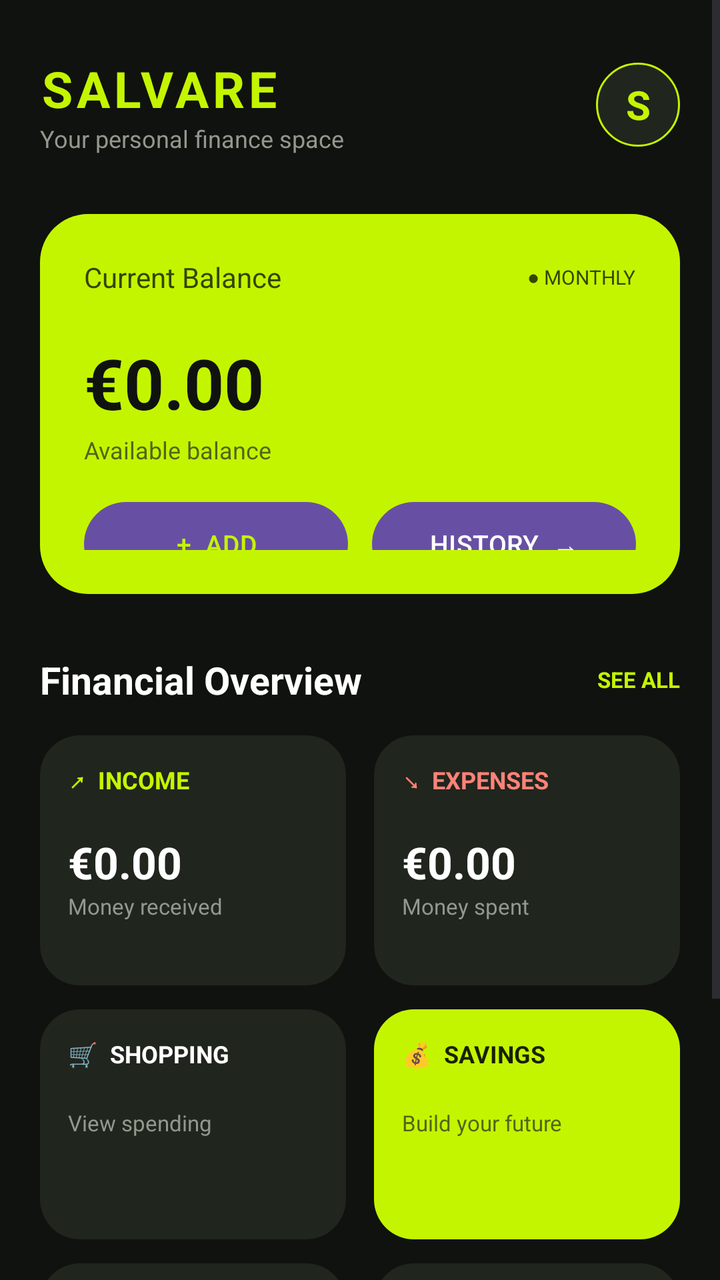
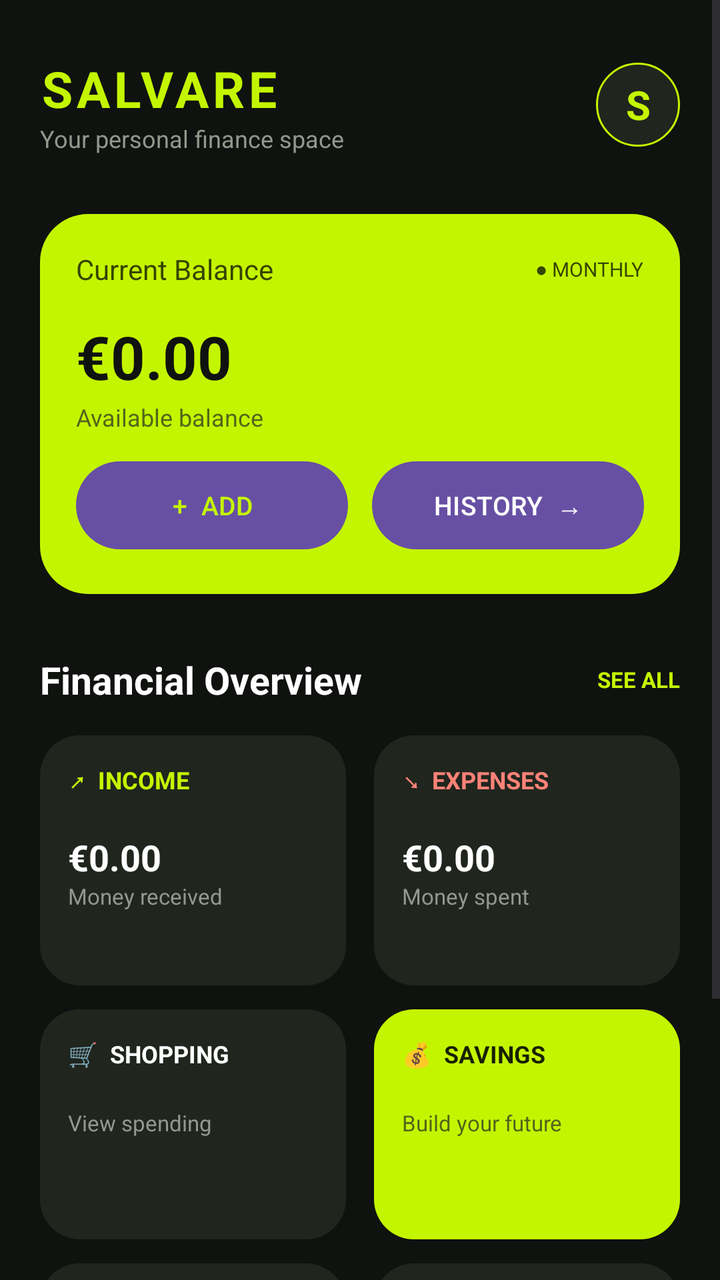

Screens rendered from an Android XML layout before and after an edit, with the pre-edit source and the edit as a unified diff.
<!-- AndroidManifest.xml: application theme Theme.SALVAre -->
<!-- res/layout/activity_main.xml -->
<?xml version="1.0" encoding="utf-8"?>
<ScrollView xmlns:android="http://schemas.android.com/apk/res/android"
    android:layout_width="match_parent"
    android:layout_height="match_parent"
    android:background="#10120F"
    android:fillViewport="true">

    <LinearLayout
        android:layout_width="match_parent"
        android:layout_height="wrap_content"
        android:orientation="vertical"
        android:padding="20dp">

        
        <LinearLayout
            android:layout_width="match_parent"
            android:layout_height="65dp"
            android:gravity="center_vertical"
            android:orientation="horizontal">

            <LinearLayout
                android:layout_width="0dp"
                android:layout_height="wrap_content"
                android:layout_weight="1"
                android:orientation="vertical">

                <TextView
                    android:layout_width="wrap_content"
                    android:layout_height="wrap_content"
                    android:text="SALVARE"
                    android:textColor="#C4F500"
                    android:textSize="25sp"
                    android:textStyle="bold"
                    android:letterSpacing="0.08" />

                <TextView
                    android:layout_width="wrap_content"
                    android:layout_height="wrap_content"
                    android:text="Your personal finance space"
                    android:textColor="#92988D"
                    android:textSize="12sp" />

            </LinearLayout>

            <TextView
                android:layout_width="42dp"
                android:layout_height="42dp"
                android:background="@drawable/bg_avatar"
                android:gravity="center"
                android:text="S"
                android:textColor="#C4F500"
                android:textSize="20sp"
                android:textStyle="bold" />

        </LinearLayout>

        
        <LinearLayout
            android:layout_width="match_parent"
            android:layout_height="190dp"
            android:layout_marginTop="22dp"
            android:background="@drawable/bg_balance_card"
            android:orientation="vertical"
            android:padding="22dp">

            <LinearLayout
                android:layout_width="match_parent"
                android:layout_height="wrap_content"
                android:gravity="center_vertical"
                android:orientation="horizontal">

                <TextView
                    android:layout_width="0dp"
                    android:layout_height="wrap_content"
                    android:layout_weight="1"
                    android:text="Current Balance"
                    android:textColor="#354500"
                    android:textSize="14sp" />

                <TextView
                    android:layout_width="wrap_content"
                    android:layout_height="wrap_content"
                    android:text="● MONTHLY"
                    android:textColor="#354500"
                    android:textSize="10sp" />

            </LinearLayout>

            <TextView
                android:id="@+id/balanceText"
                android:layout_width="match_parent"
                android:layout_height="wrap_content"
                android:layout_marginTop="20dp"
                android:text="€0.00"
                android:textColor="#10120F"
                android:textSize="35sp"
                android:textStyle="bold" />

            <TextView
                android:layout_width="wrap_content"
                android:layout_height="wrap_content"
                android:layout_marginTop="2dp"
                android:text="Available balance"
                android:textColor="#53651A"
                android:textSize="12sp" />

            
            <LinearLayout
                android:layout_width="match_parent"
                android:layout_height="42dp"
                android:layout_marginTop="18dp"
                android:orientation="horizontal">

                <Button
                    android:id="@+id/addButton"
                    android:layout_width="0dp"
                    android:layout_height="match_parent"
                    android:layout_weight="1"
                    android:layout_marginEnd="6dp"
                    android:background="@drawable/bg_dark_button"
                    android:text="+  ADD"
                    android:textAllCaps="false"
                    android:textColor="#C4F500"
                    android:textSize="13sp"
                    android:minHeight="0dp"
                    android:padding="0dp" />

                <Button
                    android:id="@+id/historyButton"
                    android:layout_width="0dp"
                    android:layout_height="match_parent"
                    android:layout_weight="1"
                    android:layout_marginStart="6dp"
                    android:background="@drawable/bg_dark_button"
                    android:text="HISTORY  →"
                    android:textAllCaps="false"
                    android:textColor="#FFFFFF"
                    android:textSize="13sp"
                    android:minHeight="0dp"
                    android:padding="0dp" />

            </LinearLayout>

        </LinearLayout>

        
        <LinearLayout
            android:layout_width="match_parent"
            android:layout_height="wrap_content"
            android:layout_marginTop="30dp"
            android:gravity="center_vertical"
            android:orientation="horizontal">

            <TextView
                android:layout_width="0dp"
                android:layout_height="wrap_content"
                android:layout_weight="1"
                android:text="Financial Overview"
                android:textColor="#FFFFFF"
                android:textSize="19sp"
                android:textStyle="bold" />

            <TextView
                android:layout_width="wrap_content"
                android:layout_height="wrap_content"
                android:text="SEE ALL"
                android:textColor="#C4F500"
                android:textSize="11sp"
                android:textStyle="bold" />

        </LinearLayout>

        
        <LinearLayout
            android:layout_width="match_parent"
            android:layout_height="wrap_content"
            android:layout_marginTop="15dp"
            android:orientation="horizontal">

            
            <LinearLayout
                android:layout_width="0dp"
                android:layout_height="125dp"
                android:layout_weight="1"
                android:layout_marginEnd="7dp"
                android:background="@drawable/bg_dark_card"
                android:orientation="vertical"
                android:padding="14dp">

                <TextView
                    android:layout_width="wrap_content"
                    android:layout_height="wrap_content"
                    android:text="↗  INCOME"
                    android:textColor="#C4F500"
                    android:textSize="12sp"
                    android:textStyle="bold" />

                <TextView
                    android:id="@+id/incomeText"
                    android:layout_width="match_parent"
                    android:layout_height="wrap_content"
                    android:layout_marginTop="18dp"
                    android:text="€0.00"
                    android:textColor="#FFFFFF"
                    android:textSize="22sp"
                    android:textStyle="bold" />

                <TextView
                    android:layout_width="wrap_content"
                    android:layout_height="wrap_content"
                    android:text="Money received"
                    android:textColor="#92988D"
                    android:textSize="11sp" />

            </LinearLayout>

            
            <LinearLayout
                android:layout_width="0dp"
                android:layout_height="125dp"
                android:layout_weight="1"
                android:layout_marginStart="7dp"
                android:background="@drawable/bg_dark_card"
                android:orientation="vertical"
                android:padding="14dp">

                <TextView
                    android:layout_width="wrap_content"
                    android:layout_height="wrap_content"
                    android:text="↘  EXPENSES"
                    android:textColor="#FF8277"
                    android:textSize="12sp"
                    android:textStyle="bold" />

                <TextView
                    android:id="@+id/expenseText"
                    android:layout_width="match_parent"
                    android:layout_height="wrap_content"
                    android:layout_marginTop="18dp"
                    android:text="€0.00"
                    android:textColor="#FFFFFF"
                    android:textSize="22sp"
                    android:textStyle="bold" />

                <TextView
                    android:layout_width="wrap_content"
                    android:layout_height="wrap_content"
                    android:text="Money spent"
                    android:textColor="#92988D"
                    android:textSize="11sp" />

            </LinearLayout>

        </LinearLayout>

        
        <LinearLayout
            android:layout_width="match_parent"
            android:layout_height="wrap_content"
            android:layout_marginTop="12dp"
            android:orientation="horizontal">

            <LinearLayout
                android:layout_width="0dp"
                android:layout_height="115dp"
                android:layout_weight="1"
                android:layout_marginEnd="7dp"
                android:background="@drawable/bg_dark_card"
                android:orientation="vertical"
                android:padding="14dp">

                <TextView
                    android:layout_width="wrap_content"
                    android:layout_height="wrap_content"
                    android:text="🛒  SHOPPING"
                    android:textColor="#FFFFFF"
                    android:textSize="12sp"
                    android:textStyle="bold" />

                <TextView
                    android:layout_width="wrap_content"
                    android:layout_height="wrap_content"
                    android:layout_marginTop="19dp"
                    android:text="View spending"
                    android:textColor="#92988D"
                    android:textSize="11sp" />

            </LinearLayout>

            <LinearLayout
                android:layout_width="0dp"
                android:layout_height="115dp"
                android:layout_weight="1"
                android:layout_marginStart="7dp"
                android:background="@drawable/bg_lime_card"
                android:orientation="vertical"
                android:padding="14dp">

                <TextView
                    android:layout_width="wrap_content"
                    android:layout_height="wrap_content"
                    android:text="💰  SAVINGS"
                    android:textColor="#182000"
                    android:textSize="12sp"
                    android:textStyle="bold" />

                <TextView
                    android:layout_width="wrap_content"
                    android:layout_height="wrap_content"
                    android:layout_marginTop="19dp"
                    android:text="Build your future"
                    android:textColor="#53651A"
                    android:textSize="11sp" />

            </LinearLayout>

        </LinearLayout>

        
        <LinearLayout
            android:layout_width="match_parent"
            android:layout_height="wrap_content"
            android:layout_marginTop="12dp"
            android:orientation="horizontal">

            <LinearLayout
                android:layout_width="0dp"
                android:layout_height="115dp"
                android:layout_weight="1"
                android:layout_marginEnd="7dp"
                android:background="@drawable/bg_dark_card"
                android:orientation="vertical"
                android:padding="14dp">

                <TextView
                    android:layout_width="wrap_content"
                    android:layout_height="wrap_content"
                    android:text="🚗  TRANSPORT"
                    android:textColor="#FFFFFF"
                    android:textSize="12sp"
                    android:textStyle="bold" />

                <TextView
                    android:layout_width="wrap_content"
                    android:layout_height="wrap_content"
                    android:layout_marginTop="19dp"
                    android:text="Travel expenses"
                    android:textColor="#92988D"
                    android:textSize="11sp" />

            </LinearLayout>

            <LinearLayout
                android:layout_width="0dp"
                android:layout_height="115dp"
                android:layout_weight="1"
                android:layout_marginStart="7dp"
                android:background="@drawable/bg_dark_card"
                android:orientation="vertical"
                android:padding="14dp">

                <TextView
                    android:layout_width="wrap_content"
                    android:layout_height="wrap_content"
                    android:text="🏠  BILLS"
                    android:textColor="#FFFFFF"
                    android:textSize="12sp"
                    android:textStyle="bold" />

                <TextView
                    android:layout_width="wrap_content"
                    android:layout_height="wrap_content"
                    android:layout_marginTop="19dp"
                    android:text="Monthly payments"
                    android:textColor="#92988D"
                    android:textSize="11sp" />

            </LinearLayout>

        </LinearLayout>

        
        <TextView
            android:layout_width="match_parent"
            android:layout_height="wrap_content"
            android:layout_marginTop="25dp"
            android:layout_marginBottom="15dp"
            android:gravity="center"
            android:text="SALVARE  •  SAVE SMARTER, LIVE BETTER"
            android:textColor="#697267"
            android:textSize="10sp"
            android:letterSpacing="0.08" />

    </LinearLayout>

</ScrollView>
<!-- resources referenced by this layout -->
<resources>
  <!-- drawable bg_avatar (drawable) -->
  <?xml version="1.0" encoding="utf-8"?>
  <shape xmlns:android="http://schemas.android.com/apk/res/android">
      <solid android:color="#20251E"/>
      <corners android:radius="50dp"/>
      <stroke
          android:width="1dp"
          android:color="#C4F500"/>
  </shape>
  <!-- drawable bg_balance_card (drawable) -->
  <?xml version="1.0" encoding="utf-8"?>
  <shape xmlns:android="http://schemas.android.com/apk/res/android">
      <solid android:color="#C4F500"/>
      <corners android:radius="24dp"/>
  </shape>
  <!-- drawable bg_dark_button (drawable) -->
  <?xml version="1.0" encoding="utf-8"?>
  <shape xmlns:android="http://schemas.android.com/apk/res/android">
      <solid android:color="#171D13"/>
      <corners android:radius="30dp"/>
  </shape>
  <!-- drawable bg_dark_card (drawable) -->
  <?xml version="1.0" encoding="utf-8"?>
  <shape xmlns:android="http://schemas.android.com/apk/res/android">
      <solid android:color="#20251E"/>
      <corners android:radius="20dp"/>
  </shape>
  <!-- drawable bg_lime_card (drawable) -->
  <?xml version="1.0" encoding="utf-8"?>
  <shape xmlns:android="http://schemas.android.com/apk/res/android">
      <solid android:color="#C4F500"/>
      <corners android:radius="20dp"/>
  </shape>
  <style name="Theme.SALVAre" parent="Base.Theme.SALVAre" />
  <style name="Base.Theme.SALVAre" parent="Theme.Material3.DayNight.NoActionBar">
          
          
      </style>
</resources>

<!-- the commit's change to res/layout/activity_main.xml (unified diff, before → after) -->
@@ -57,11 +57,12 @@
         
         <LinearLayout
             android:layout_width="match_parent"
-            android:layout_height="190dp"
+            android:layout_height="wrap_content"
+            android:minHeight="190dp"
             android:layout_marginTop="22dp"
             android:background="@drawable/bg_balance_card"
             android:orientation="vertical"
-            android:padding="22dp">
+            android:padding="18dp">
 
             <LinearLayout
                 android:layout_width="match_parent"
@@ -90,11 +91,16 @@
                 android:id="@+id/balanceText"
                 android:layout_width="match_parent"
                 android:layout_height="wrap_content"
-                android:layout_marginTop="20dp"
+                android:layout_marginTop="14dp"
                 android:text="€0.00"
                 android:textColor="#10120F"
-                android:textSize="35sp"
-                android:textStyle="bold" />
+                android:textSize="30sp"
+                android:textStyle="bold"
+                android:singleLine="true"
+                android:autoSizeTextType="uniform"
+                android:autoSizeMinTextSize="21sp"
+                android:autoSizeMaxTextSize="30sp"
+                android:autoSizeStepGranularity="1sp" />
 
             <TextView
                 android:layout_width="wrap_content"
@@ -107,8 +113,8 @@
             
             <LinearLayout
                 android:layout_width="match_parent"
-                android:layout_height="42dp"
-                android:layout_marginTop="18dp"
+                android:layout_height="44dp"
+                android:layout_marginTop="14dp"
                 android:orientation="horizontal">
 
                 <Button
@@ -202,8 +208,13 @@
                     android:layout_marginTop="18dp"
                     android:text="€0.00"
                     android:textColor="#FFFFFF"
-                    android:textSize="22sp"
-                    android:textStyle="bold" />
+                    android:textSize="18sp"
+                    android:textStyle="bold"
+                    android:singleLine="true"
+                    android:autoSizeTextType="uniform"
+                    android:autoSizeMinTextSize="14sp"
+                    android:autoSizeMaxTextSize="18sp"
+                    android:autoSizeStepGranularity="1sp" />
 
                 <TextView
                     android:layout_width="wrap_content"
@@ -239,8 +250,13 @@
                     android:layout_marginTop="18dp"
                     android:text="€0.00"
                     android:textColor="#FFFFFF"
-                    android:textSize="22sp"
-                    android:textStyle="bold" />
+                    android:textSize="18sp"
+                    android:textStyle="bold"
+                    android:singleLine="true"
+                    android:autoSizeTextType="uniform"
+                    android:autoSizeMinTextSize="14sp"
+                    android:autoSizeMaxTextSize="18sp"
+                    android:autoSizeStepGranularity="1sp" />
 
                 <TextView
                     android:layout_width="wrap_content"
